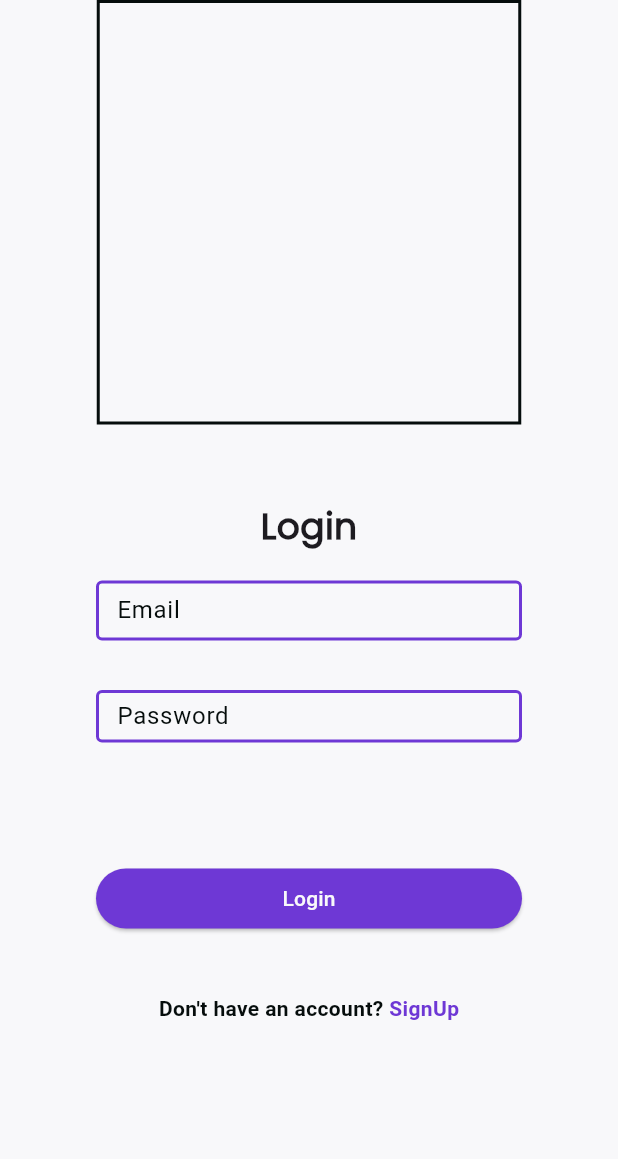
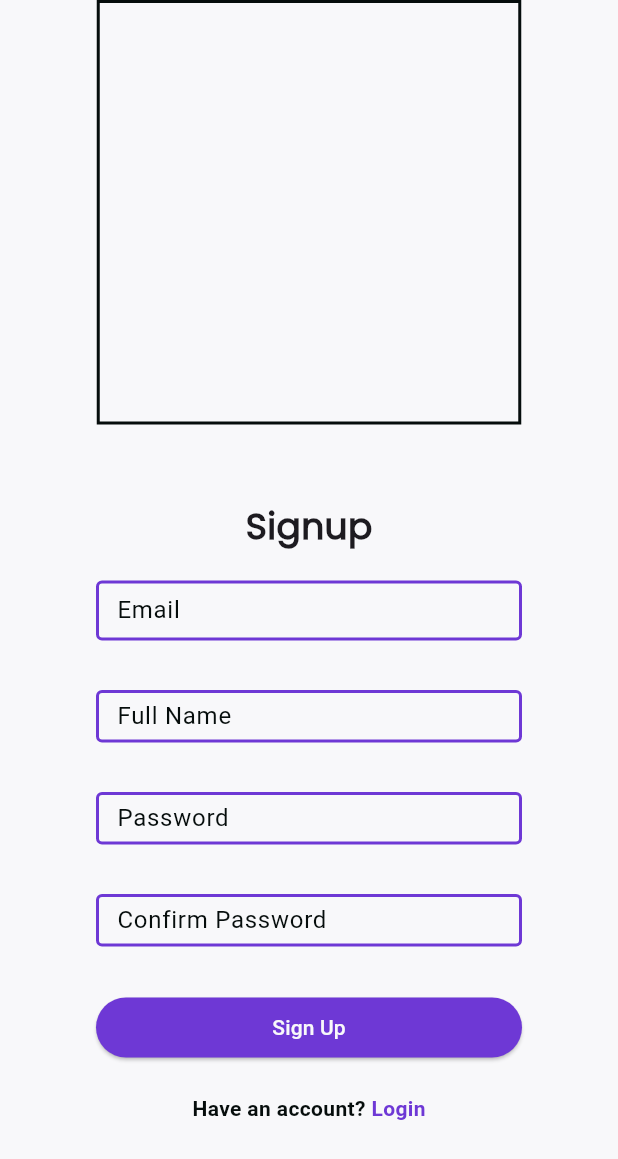
Before and after one commit to Jheng318/231483Y_Project1_JiaHong, a Flutter app: the screen it shows after launch, on a phone screen of 412 x 824 dp. Shown: the top 1159 px of the screen. Run offline on Flutter 3.47's test engine with Material 3 defaults, Android fonts, the phone set to English and light mode, and no system bars.

Commit message:
added signup page

```diff
--- a/lib/data/users.dart
+++ b/lib/data/users.dart
@@ -1,20 +1,38 @@
 class User {
   final String email;
+  final String fullName;
   final String password;
+  String get getEmail {
+    return email;
+  }
 
-  const User({required this.email, required this.password});
-  @override
-  String toString() {
-    return 'User(email: $email, password: $password)';
+  String get getPassword {
+    return password;
   }
+
+  const User(
+      {required this.email, required this.fullName, required this.password});
+}
+
+class UserData {
+  final String email;
+  final String pwd;
+  UserData(this.email, this.pwd);
 }
 
 List<User> listOfUsers() {
   return [
-    const User(email: 'user1@example.com', password: 'password123'),
-    const User(email: 'user2@example.com', password: 'secret'),
-    const User(email: 'admin@example.com', password: 'admin'),
-    const User(email: 'john.doe@example.com', password: 'pass'),
-    const User(email: 'jane.smith@example.com', password: '12345'),
+    const User(
+        email: 'john.doe@example.com',
+        fullName: 'John Doe',
+        password: 'password123'),
+    const User(
+        email: 'jane.smith@example.com',
+        fullName: 'Jane Smith',
+        password: 'secret'),
+    const User(
+        email: 'david.lee@example.com',
+        fullName: 'David Lee',
+        password: 'pass456'),
   ];
 }
--- a/lib/main.dart
+++ b/lib/main.dart
@@ -1,6 +1,7 @@
 import 'package:flutter/material.dart';
-import 'color_extensions.dart';
+import 'package:jiahong_mad_project/pages/signUp.dart';
 import 'pages/login.dart';
+import 'pages/signUp.dart';
 
 void main() {
   runApp(const MainApp());
@@ -11,9 +12,9 @@ class MainApp extends StatelessWidget {
 
   @override
   Widget build(BuildContext context) {
-    return MaterialApp(
+    return const MaterialApp(
       debugShowCheckedModeBanner: false,
-      home: Scaffold(backgroundColor: ColorExtensions.gray, body: LoginPage()),
+      home: SignupPage(),
     );
   }
 }
--- a/lib/pages/signUp.dart
+++ b/lib/pages/signUp.dart
@@ -0,0 +1,327 @@
+import 'package:flutter/material.dart';
+import 'package:jiahong_mad_project/color_extensions.dart';
+import 'package:jiahong_mad_project/data/users.dart';
+import 'package:jiahong_mad_project/pages/login.dart';
+import 'home.dart';
+
+class UserSignup {
+  final String email;
+  final String name;
+  final String pwd;
+  final String confirm;
+  UserSignup(this.email, this.name, this.pwd, this.confirm);
+}
+
+class SignupPage extends StatefulWidget {
+  const SignupPage({super.key});
+
+  @override
+  State<SignupPage> createState() => _SignupPageState();
+}
+
+class _SignupPageState extends State<SignupPage> {
+  final TextEditingController _emailController = TextEditingController();
+  final TextEditingController _pwdController = TextEditingController();
+  final TextEditingController _nameController = TextEditingController();
+  final TextEditingController _confirmController = TextEditingController();
+  // shared preferences
+  // must parse the data from the signup to the login
+  final users = listOfUsers();
+  @override
+  Widget build(BuildContext context) {
+    return Scaffold(
+      backgroundColor: ColorExtensions.gray,
+      body: SingleChildScrollView(
+        child: Center(
+          widthFactor: MediaQuery.of(context).size.width * 0.9,
+          child: Column(
+            mainAxisAlignment: MainAxisAlignment.center,
+            children: [
+              Container(
+                width: 283,
+                height: 283,
+                decoration: BoxDecoration(
+                    border:
+                        Border.all(width: 2.0, color: ColorExtensions.black)),
+              ),
+              const SizedBox(height: 50),
+              const Text(
+                "Signup",
+                style: TextStyle(
+                    fontWeight: FontWeight.w600,
+                    fontFamily: 'Poppins',
+                    fontSize: 24),
+              ),
+              const SizedBox(height: 20),
+              SizedBox(
+                width: 284,
+                height: 40,
+                child: TextField(
+                  decoration: InputDecoration(
+                    filled: true,
+                    fillColor: ColorExtensions.gray,
+                    hintStyle: const TextStyle(color: ColorExtensions.black),
+                    hintText: 'Email',
+                    contentPadding: const EdgeInsets.fromLTRB(10, 5, 0, 0),
+                    enabledBorder: OutlineInputBorder(
+                        borderRadius: BorderRadius.circular(4),
+                        borderSide: const BorderSide(
+                            color: ColorExtensions.purple, width: 2.0)),
+                    focusedBorder: OutlineInputBorder(
+                        borderRadius: BorderRadius.circular(4),
+                        borderSide: const BorderSide(
+                            color: ColorExtensions.lightPurple, width: 2.0)),
+                  ),
+                  controller: _emailController,
+                ),
+              ),
+              const Padding(padding: EdgeInsets.only(top: 33)),
+              SizedBox(
+                width: 284,
+                height: 35,
+                child: TextField(
+                  obscureText: true,
+                  decoration: InputDecoration(
+                    filled: true,
+                    fillColor: ColorExtensions.gray,
+                    hintStyle: const TextStyle(color: ColorExtensions.black),
+                    hintText: 'Full Name',
+                    contentPadding: const EdgeInsets.fromLTRB(10, 5, 0, 0),
+                    enabledBorder: OutlineInputBorder(
+                        borderRadius: BorderRadius.circular(4),
+                        borderSide: const BorderSide(
+                            color: ColorExtensions.purple, width: 2.0)),
+                    focusedBorder: OutlineInputBorder(
+                        borderRadius: BorderRadius.circular(4),
+                        borderSide: const BorderSide(
+                            color: ColorExtensions.lightPurple, width: 2.0)),
+                  ),
+                  controller: _nameController,
+                ),
+              ),
+              const Padding(padding: EdgeInsets.only(top: 33)),
+              SizedBox(
+                width: 284,
+                height: 35,
+                child: TextField(
+                  obscureText: true,
+                  decoration: InputDecoration(
+                    filled: true,
+                    fillColor: ColorExtensions.gray,
+                    hintStyle: const TextStyle(color: ColorExtensions.black),
+                    hintText: 'Password',
+                    contentPadding: const EdgeInsets.fromLTRB(10, 5, 0, 0),
+                    enabledBorder: OutlineInputBorder(
+                        borderRadius: BorderRadius.circular(4),
+                        borderSide: const BorderSide(
+                            color: ColorExtensions.purple, width: 2.0)),
+                    focusedBorder: OutlineInputBorder(
+                        borderRadius: BorderRadius.circular(4),
+                        borderSide: const BorderSide(
+                            color: ColorExtensions.lightPurple, width: 2.0)),
+                  ),
+                  controller: _pwdController,
+                ),
+              ),
+              const Padding(padding: EdgeInsets.only(top: 33)),
+              SizedBox(
+                width: 284,
+                height: 35,
+                child: TextField(
+                  obscureText: true,
+                  decoration: InputDecoration(
+                    filled: true,
+                    fillColor: ColorExtensions.gray,
+                    hintStyle: const TextStyle(color: ColorExtensions.black),
+                    hintText: 'Confirm Password',
+                    contentPadding: const EdgeInsets.fromLTRB(10, 5, 0, 0),
+                    enabledBorder: OutlineInputBorder(
+                        borderRadius: BorderRadius.circular(4),
+                        borderSide: const BorderSide(
+                            color: ColorExtensions.purple, width: 2.0)),
+                    focusedBorder: OutlineInputBorder(
+                        borderRadius: BorderRadius.circular(4),
+                        borderSide: const BorderSide(
+                            color: ColorExtensions.lightPurple, width: 2.0)),
+                  ),
+                  controller: _confirmController,
+                ),
+              ),
+              const SizedBox(
+                height: 30,
+              ),
+              Column(
+                children: [
+                  ElevatedButton(
+                    onPressed: () {
+                      // loop throught the users array and check wheher the textfield data is in the users array
+                      UserSignup data = UserSignup(
+                          _emailController.text,
+                          _nameController.text,
+                          _pwdController.text,
+                          _confirmController.text);
+
+                      // to check whether the user entered something into the input
+                      if (data.email.isNotEmpty &&
+                          data.name.isNotEmpty &&
+                          data.pwd.isNotEmpty &&
+                          data.confirm.isNotEmpty) {
+                        // to create a new User and
+                        User newUser = User(
+                            email: data.email,
+                            fullName: data.name,
+                            password: data.pwd);
+                        // add new user to the end of the array
+                        users.add(newUser);
+                        // switch to the login page
+                        Navigator.push(
+                            context,
+                            MaterialPageRoute(
+                                builder: (context) => const LoginPage()));
+                      }
+                    },
+                    style: ElevatedButton.styleFrom(
+                        fixedSize: const Size.fromWidth(284),
+                        backgroundColor: ColorExtensions.purple,
+                        foregroundColor: ColorExtensions.gray),
+                    child: const Text('Sign Up'),
+                  ),
+                  const Padding(padding: EdgeInsets.only(top: 20)),
+                  const Row(
+                    crossAxisAlignment: CrossAxisAlignment.center,
+                    mainAxisAlignment: MainAxisAlignment.center,
+                    children: [
+                      Text(
+                        "Have an account? ",
+                        style: TextStyle(
+                            color: ColorExtensions.black,
+                            fontWeight: FontWeight.bold),
+                      ),
+                      Text(
+                        "Login",
+                        style: TextStyle(
+                            color: ColorExtensions.purple,
+                            fontWeight: FontWeight.bold),
+                      )
+                    ],
+                  )
+                ],
+              )
+            ],
+          ),
+        ),
+      ),
+    );
+  }
+}
+
+class MyApp extends StatelessWidget {
+  @override
+  Widget build(BuildContext context) {
+    return Center(
+      child: SizedBox(
+        width: MediaQuery.of(context).size.width * 0.9,
+        child: Column(
+          mainAxisAlignment: MainAxisAlignment.center,
+          mainAxisSize: MainAxisSize.max,
+          children: [
+            Container(
+              width: 283,
+              height: 283,
+              decoration: BoxDecoration(
+                  border: Border.all(width: 2.0, color: ColorExtensions.black)),
+            ),
+            const SizedBox(height: 50),
+            const Text(
+              "Login",
+              style: TextStyle(
+                  fontWeight: FontWeight.w600,
+                  fontFamily: 'Poppins',
+                  fontSize: 24),
+            ),
+            const SizedBox(height: 20),
+            SizedBox(
+              width: 284,
+              height: 40,
+              child: TextField(
+                decoration: InputDecoration(
+                  filled: true,
+                  fillColor: ColorExtensions.gray,
+                  hintStyle: const TextStyle(color: ColorExtensions.black),
+                  hintText: 'Email',
+                  contentPadding: const EdgeInsets.fromLTRB(10, 5, 0, 0),
+                  enabledBorder: OutlineInputBorder(
+                      borderRadius: BorderRadius.circular(4),
+                      borderSide: const BorderSide(
+                          color: ColorExtensions.purple, width: 2.0)),
+                  focusedBorder: OutlineInputBorder(
+                      borderRadius: BorderRadius.circular(4),
+                      borderSide: const BorderSide(
+                          color: ColorExtensions.lightPurple, width: 2.0)),
+                ),
+              ),
+            ),
+            const Padding(padding: EdgeInsets.only(top: 33)),
+            SizedBox(
+              width: 284,
+              height: 35,
+              child: TextField(
+                obscureText: true,
+                decoration: InputDecoration(
+                  filled: true,
+                  fillColor: ColorExtensions.gray,
+                  hintStyle: const TextStyle(color: ColorExtensions.black),
+                  hintText: 'Password',
+                  contentPadding: const EdgeInsets.fromLTRB(10, 5, 0, 0),
+                  enabledBorder: OutlineInputBorder(
+                      borderRadius: BorderRadius.circular(4),
+                      borderSide: const BorderSide(
+                          color: ColorExtensions.purple, width: 2.0)),
+                  focusedBorder: OutlineInputBorder(
+                      borderRadius: BorderRadius.circular(4),
+                      borderSide: const BorderSide(
+                          color: ColorExtensions.lightPurple, width: 2.0)),
+                ),
+              ),
+            ),
+            const SizedBox(
+              height: 80,
+            ),
+            Column(
+              children: [
+                ElevatedButton(
+                  onPressed: () {},
+                  style: ElevatedButton.styleFrom(
+                      fixedSize: const Size.fromWidth(284),
+                      backgroundColor: ColorExtensions.purple,
+                      foregroundColor: ColorExtensions.gray),
+                  child: const Text('Login'),
+                ),
+                const Padding(padding: EdgeInsets.only(top: 39)),
+                const Row(
+                  crossAxisAlignment: CrossAxisAlignment.center,
+                  mainAxisAlignment: MainAxisAlignment.center,
+                  mainAxisSize: MainAxisSize.max,
+                  children: [
+                    Text(
+                      "Don't have an account? ",
+                      style: TextStyle(
+                          color: ColorExtensions.black,
+                          fontWeight: FontWeight.bold),
+                    ),
+                    Text(
+                      "SignUp",
+                      style: TextStyle(
+                          color: ColorExtensions.purple,
+                          fontWeight: FontWeight.bold),
+                    )
+                  ],
+                )
+              ],
+            )
+          ],
+        ),
+      ),
+    );
+  }
+}
```
Also changed, not shown: lib/pages/home.dart (+20 -0 lines), lib/pages/login.dart (+21 -6 lines).
